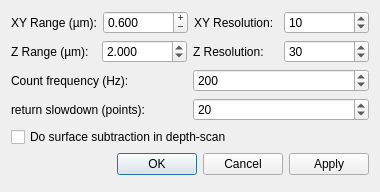
Old version of the form gui/confocal/ui_optim_settings.ui in the repository Ulm-IQO/qudi.
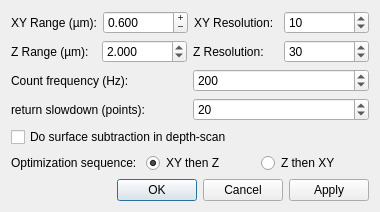
New version of the form.

Commit message: Added user-selectable setting to change the optimization sequence from XY-Z to Z-XY.

Patch:
```diff
--- a/gui/confocal/ui_optim_settings.ui
+++ b/gui/confocal/ui_optim_settings.ui
@@ -193,6 +193,34 @@
      </property>
     </widget>
    </item>
+   <item>
+    <layout class="QHBoxLayout" name="horizontalLayout_5">
+     <item>
+      <widget class="QLabel" name="label_7">
+       <property name="text">
+        <string>Optimization sequence: </string>
+       </property>
+      </widget>
+     </item>
+     <item>
+      <widget class="QRadioButton" name="optim_sequence_z_last_RadioButton">
+       <property name="text">
+        <string>XY then Z</string>
+       </property>
+       <property name="checked">
+        <bool>true</bool>
+       </property>
+      </widget>
+     </item>
+     <item>
+      <widget class="QRadioButton" name="optim_sequence_z_first_RadioButton">
+       <property name="text">
+        <string>Z then XY</string>
+       </property>
+      </widget>
+     </item>
+    </layout>
+   </item>
    <item>
     <widget class="QDialogButtonBox" name="buttonBox">
      <property name="locale">
```
The commit also changes 2 other files.
